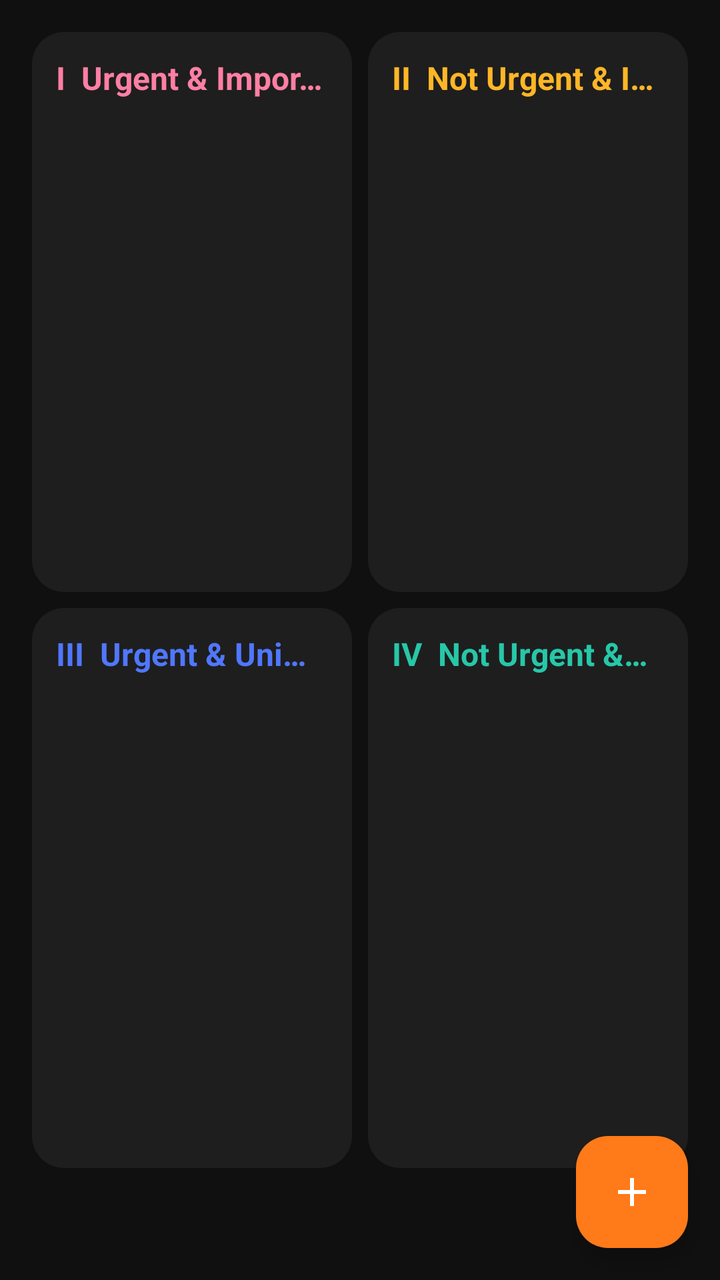
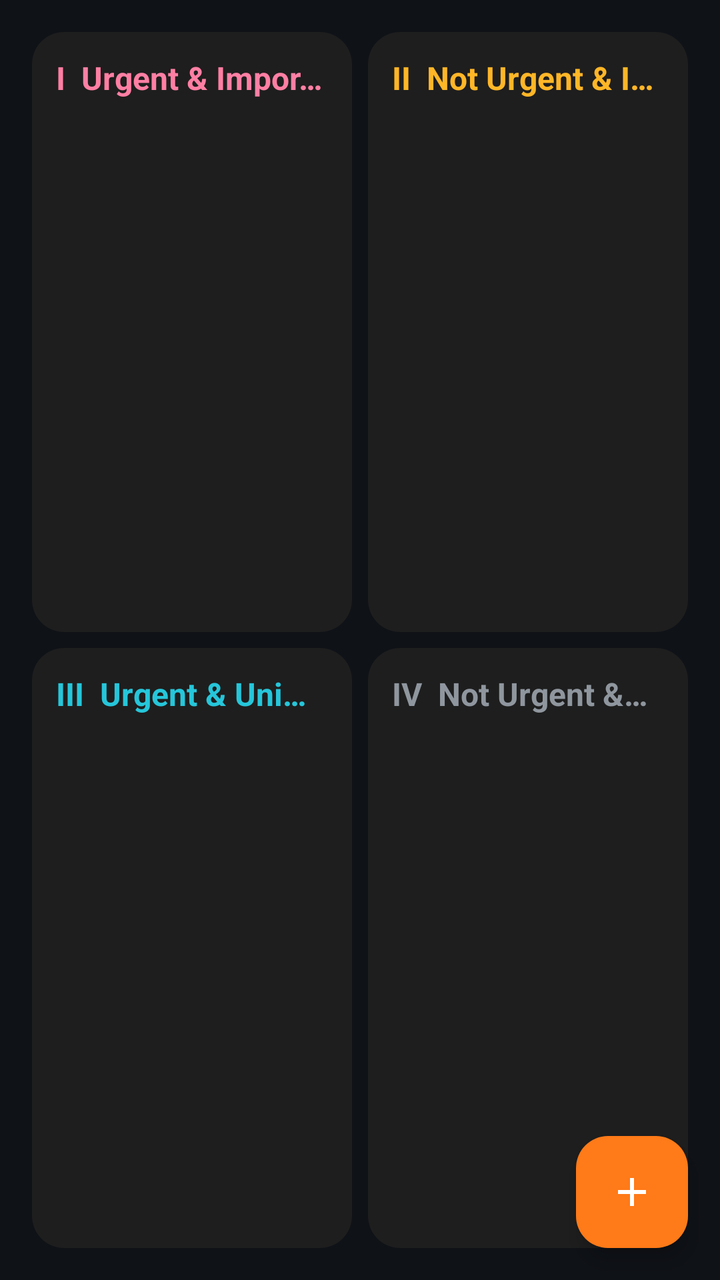

An Android layout rendered at two revisions. The XML below is the earlier revision; the diff shows what the commit changed to produce the second picture.
<!-- AndroidManifest.xml: application theme Theme.TaskManagerApp -->
<!-- res/layout/fragment_matrix.xml -->
<?xml version="1.0" encoding="utf-8"?>
<androidx.constraintlayout.widget.ConstraintLayout xmlns:android="http://schemas.android.com/apk/res/android"
    xmlns:app="http://schemas.android.com/apk/res-auto"
    xmlns:tools="http://schemas.android.com/tools"
    android:layout_width="match_parent"
    android:layout_height="match_parent"
    android:background="@color/colorBackground">

    <ScrollView
        android:id="@+id/matrixScroll"
        android:layout_width="0dp"
        android:layout_height="0dp"
        android:clipToPadding="false"
        android:padding="12dp"
        app:layout_constraintBottom_toBottomOf="parent"
        app:layout_constraintEnd_toEndOf="parent"
        app:layout_constraintStart_toStartOf="parent"
        app:layout_constraintTop_toTopOf="parent">

        <GridLayout
            android:id="@+id/matrixGrid"
            android:layout_width="match_parent"
            android:layout_height="wrap_content"
            android:alignmentMode="alignBounds"
            android:columnCount="2"
            android:rowCount="2"
            android:useDefaultMargins="true">

            <LinearLayout
                android:layout_width="0dp"
                android:layout_height="wrap_content"
                android:layout_columnWeight="1"
                android:layout_rowWeight="1"
                android:background="@drawable/bg_matrix_quadrant"
                android:minHeight="280dp"
                android:orientation="vertical"
                android:padding="12dp">

                <TextView
                    android:id="@+id/tvMatrixHighTitle"
                    android:layout_width="match_parent"
                    android:layout_height="wrap_content"
                    android:ellipsize="end"
                    android:singleLine="true"
                    android:text="I  Urgent &amp; Important"
                    android:textColor="#FF7FA4"
                    android:textSize="16sp"
                    android:textStyle="bold" />

                <LinearLayout
                    android:id="@+id/listHigh"
                    android:layout_width="match_parent"
                    android:layout_height="wrap_content"
                    android:layout_marginTop="10dp"
                    android:orientation="vertical"
                    tools:ignore="NestedWeights" />
            </LinearLayout>

            <LinearLayout
                android:layout_width="0dp"
                android:layout_height="wrap_content"
                android:layout_columnWeight="1"
                android:layout_rowWeight="1"
                android:background="@drawable/bg_matrix_quadrant"
                android:minHeight="280dp"
                android:orientation="vertical"
                android:padding="12dp">

                <TextView
                    android:id="@+id/tvMatrixMediumTitle"
                    android:layout_width="match_parent"
                    android:layout_height="wrap_content"
                    android:ellipsize="end"
                    android:singleLine="true"
                    android:text="II  Not Urgent &amp; Important"
                    android:textColor="#FFB627"
                    android:textSize="16sp"
                    android:textStyle="bold" />

                <LinearLayout
                    android:id="@+id/listMedium"
                    android:layout_width="match_parent"
                    android:layout_height="wrap_content"
                    android:layout_marginTop="10dp"
                    android:orientation="vertical" />
            </LinearLayout>

            <LinearLayout
                android:layout_width="0dp"
                android:layout_height="wrap_content"
                android:layout_columnWeight="1"
                android:layout_rowWeight="1"
                android:background="@drawable/bg_matrix_quadrant"
                android:minHeight="280dp"
                android:orientation="vertical"
                android:padding="12dp">

                <TextView
                    android:id="@+id/tvMatrixLowTitle"
                    android:layout_width="match_parent"
                    android:layout_height="wrap_content"
                    android:ellipsize="end"
                    android:singleLine="true"
                    android:text="III  Urgent &amp; Unimportant"
                    android:textColor="#5077FF"
                    android:textSize="16sp"
                    android:textStyle="bold" />

                <LinearLayout
                    android:id="@+id/listLow"
                    android:layout_width="match_parent"
                    android:layout_height="wrap_content"
                    android:layout_marginTop="10dp"
                    android:orientation="vertical" />
            </LinearLayout>

            <LinearLayout
                android:layout_width="0dp"
                android:layout_height="wrap_content"
                android:layout_columnWeight="1"
                android:layout_rowWeight="1"
                android:background="@drawable/bg_matrix_quadrant"
                android:minHeight="280dp"
                android:orientation="vertical"
                android:padding="12dp">

                <TextView
                    android:id="@+id/tvMatrixNoneTitle"
                    android:layout_width="match_parent"
                    android:layout_height="wrap_content"
                    android:ellipsize="end"
                    android:singleLine="true"
                    android:text="IV  Not Urgent &amp; Unimportant"
                    android:textColor="#27C7A8"
                    android:textSize="16sp"
                    android:textStyle="bold" />

                <LinearLayout
                    android:id="@+id/listNone"
                    android:layout_width="match_parent"
                    android:layout_height="wrap_content"
                    android:layout_marginTop="10dp"
                    android:orientation="vertical" />
            </LinearLayout>
        </GridLayout>
    </ScrollView>

    <com.google.android.material.floatingactionbutton.FloatingActionButton
        android:id="@+id/btnMatrixAddTask"
        style="@style/Widget.TaskManager.AddFab"
        android:contentDescription="@string/add_task"
        app:layout_constraintBottom_toBottomOf="parent"
        app:layout_constraintEnd_toEndOf="parent" />
</androidx.constraintlayout.widget.ConstraintLayout>
<!-- resources referenced by this layout -->
<resources>
  <color name="colorBackground">#101010</color>
  <!-- drawable bg_matrix_quadrant (drawable) -->
  <?xml version="1.0" encoding="utf-8"?>
  <shape xmlns:android="http://schemas.android.com/apk/res/android">
      <solid android:color="@color/colorSurface" />
      <corners android:radius="16dp" />
  </shape>
  <string name="add_task">Add Task</string>
  <style name="Widget.TaskManager.AddFab" parent="Widget.Material3.FloatingActionButton.Primary">
          <item name="android:layout_width">wrap_content</item>
          <item name="android:layout_height">wrap_content</item>
          <item name="android:layout_marginEnd">16dp</item>
          <item name="android:layout_marginBottom">16dp</item>
          <item name="backgroundTint">@color/colorAddAction</item>
          <item name="srcCompat">@drawable/ic_add</item>
          <item name="tint">@color/white</item>
      </style>
  <style name="Theme.TaskManagerApp" parent="Base.Theme.TaskManagerApp" />
  <color name="colorSurface">#1E1E1E</color>
  <color name="colorAddAction">#FF7A18</color>
  <!-- drawable ic_add (drawable) -->
  <?xml version="1.0" encoding="utf-8"?>
  <vector xmlns:android="http://schemas.android.com/apk/res/android"
      android:width="24dp"
      android:height="24dp"
      android:viewportWidth="24"
      android:viewportHeight="24">
      <path
          android:fillColor="#FF000000"
          android:pathData="M19,13h-6v6h-2v-6H5v-2h6V5h2v6h6v2z" />
  </vector>
  <color name="white">#FFFFFFFF</color>
  <style name="Base.Theme.TaskManagerApp" parent="Theme.Material3.DayNight.NoActionBar">
          <item name="colorPrimary">@color/colorPrimary</item>
          <item name="colorOnPrimary">@color/colorOnPrimary</item>
          <item name="colorPrimaryContainer">@color/colorPrimaryContainer</item>
          <item name="colorOnPrimaryContainer">@color/colorOnPrimaryContainer</item>
          <item name="colorSecondary">@color/colorSecondary</item>
          <item name="colorOnSecondary">@color/colorOnSecondary</item>
          <item name="android:colorBackground">@color/colorBackground</item>
          <item name="colorOnBackground">@color/colorOnBackground</item>
          <item name="colorSurface">@color/colorSurface</item>
          <item name="colorOnSurface">@color/colorOnSurface</item>
          <item name="colorSurfaceVariant">@color/colorSurfaceVariant</item>
          <item name="colorOnSurfaceVariant">@color/colorOnSurfaceVariant</item>
          <item name="colorOutline">@color/colorOutline</item>
      </style>
  <color name="colorPrimary">#3A3A3A</color>
  <color name="colorOnPrimary">#F5F5F5</color>
  <color name="colorPrimaryContainer">#454545</color>
  <color name="colorOnPrimaryContainer">#FFFFFF</color>
  <color name="colorSecondary">#5F6368</color>
  <color name="colorOnSecondary">#FFFFFF</color>
  <color name="colorOnBackground">#F1F1F1</color>
  <color name="colorOnSurface">#F4F4F4</color>
  <color name="colorSurfaceVariant">#2A2A2A</color>
  <color name="colorOnSurfaceVariant">#DADADA</color>
  <color name="colorOutline">#8A8A8A</color>
</resources>

<!-- the commit's change to res/layout/fragment_matrix.xml (unified diff, before → after) -->
@@ -4,146 +4,176 @@
     xmlns:tools="http://schemas.android.com/tools"
     android:layout_width="match_parent"
     android:layout_height="match_parent"
-    android:background="@color/colorBackground">
+    android:background="#0F1217">
 
-    <ScrollView
-        android:id="@+id/matrixScroll"
+    <GridLayout
+        android:id="@+id/matrixGrid"
         android:layout_width="0dp"
         android:layout_height="0dp"
+        android:alignmentMode="alignBounds"
         android:clipToPadding="false"
+        android:columnCount="2"
         android:padding="12dp"
+        android:rowCount="2"
+        android:useDefaultMargins="true"
         app:layout_constraintBottom_toBottomOf="parent"
         app:layout_constraintEnd_toEndOf="parent"
         app:layout_constraintStart_toStartOf="parent"
         app:layout_constraintTop_toTopOf="parent">
 
-        <GridLayout
-            android:id="@+id/matrixGrid"
-            android:layout_width="match_parent"
-            android:layout_height="wrap_content"
-            android:alignmentMode="alignBounds"
-            android:columnCount="2"
-            android:rowCount="2"
-            android:useDefaultMargins="true">
+        <LinearLayout
+            android:layout_width="0dp"
+            android:layout_height="0dp"
+            android:layout_columnWeight="1"
+            android:layout_rowWeight="1"
+            android:background="@drawable/bg_matrix_quadrant"
+            android:minHeight="0dp"
+            android:orientation="vertical"
+            android:padding="12dp">
 
-            <LinearLayout
-                android:layout_width="0dp"
+            <TextView
+                android:id="@+id/tvMatrixHighTitle"
+                android:layout_width="match_parent"
                 android:layout_height="wrap_content"
-                android:layout_columnWeight="1"
-                android:layout_rowWeight="1"
-                android:background="@drawable/bg_matrix_quadrant"
-                android:minHeight="280dp"
-                android:orientation="vertical"
-                android:padding="12dp">
+                android:ellipsize="end"
+                android:singleLine="true"
+                android:text="I  Urgent &amp; Important"
+                android:textColor="#FF7FA4"
+                android:textSize="16sp"
+                android:textStyle="bold" />
 
-                <TextView
-                    android:id="@+id/tvMatrixHighTitle"
-                    android:layout_width="match_parent"
-                    android:layout_height="wrap_content"
-                    android:ellipsize="end"
-                    android:singleLine="true"
-                    android:text="I  Urgent &amp; Important"
-                    android:textColor="#FF7FA4"
-                    android:textSize="16sp"
-                    android:textStyle="bold" />
+            <ScrollView
+                android:layout_width="match_parent"
+                android:layout_height="0dp"
+                android:layout_marginTop="10dp"
+                android:layout_weight="1"
+                android:clipToPadding="false"
+                android:fillViewport="false"
+                android:overScrollMode="ifContentScrolls">
 
                 <LinearLayout
                     android:id="@+id/listHigh"
                     android:layout_width="match_parent"
                     android:layout_height="wrap_content"
-                    android:layout_marginTop="10dp"
                     android:orientation="vertical"
                     tools:ignore="NestedWeights" />
-            </LinearLayout>
+            </ScrollView>
+        </LinearLayout>
 
-            <LinearLayout
-                android:layout_width="0dp"
+        <LinearLayout
+            android:layout_width="0dp"
+            android:layout_height="0dp"
+            android:layout_columnWeight="1"
+            android:layout_rowWeight="1"
+            android:background="@drawable/bg_matrix_quadrant"
+            android:minHeight="0dp"
+            android:orientation="vertical"
+            android:padding="12dp">
+
+            <TextView
+                android:id="@+id/tvMatrixMediumTitle"
+                android:layout_width="match_parent"
                 android:layout_height="wrap_content"
-                android:layout_columnWeight="1"
-                android:layout_rowWeight="1"
-                android:background="@drawable/bg_matrix_quadrant"
-                android:minHeight="280dp"
-                android:orientation="vertical"
-                android:padding="12dp">
+                android:ellipsize="end"
+                android:singleLine="true"
+                android:text="II  Not Urgent &amp; Important"
+                android:textColor="#FFB627"
+                android:textSize="16sp"
+                android:textStyle="bold" />
 
-                <TextView
-                    android:id="@+id/tvMatrixMediumTitle"
-                    android:layout_width="match_parent"
-                    android:layout_height="wrap_content"
-                    android:ellipsize="end"
-                    android:singleLine="true"
-                    android:text="II  Not Urgent &amp; Important"
-                    android:textColor="#FFB627"
-                    android:textSize="16sp"
-                    android:textStyle="bold" />
+            <ScrollView
+                android:layout_width="match_parent"
+                android:layout_height="0dp"
+                android:layout_marginTop="10dp"
+                android:layout_weight="1"
+                android:clipToPadding="false"
+                android:fillViewport="false"
+                android:overScrollMode="ifContentScrolls">
 
                 <LinearLayout
                     android:id="@+id/listMedium"
                     android:layout_width="match_parent"
                     android:layout_height="wrap_content"
-                    android:layout_marginTop="10dp"
                     android:orientation="vertical" />
-            </LinearLayout>
+            </ScrollView>
+        </LinearLayout>
 
-            <LinearLayout
-                android:layout_width="0dp"
+        <LinearLayout
+            android:layout_width="0dp"
+            android:layout_height="0dp"
+            android:layout_columnWeight="1"
+            android:layout_rowWeight="1"
+            android:background="@drawable/bg_matrix_quadrant"
+            android:minHeight="0dp"
+            android:orientation="vertical"
+            android:padding="12dp">
+
+            <TextView
+                android:id="@+id/tvMatrixLowTitle"
+                android:layout_width="match_parent"
                 android:layout_height="wrap_content"
-                android:layout_columnWeight="1"
-                android:layout_rowWeight="1"
-                android:background="@drawable/bg_matrix_quadrant"
-                android:minHeight="280dp"
-                android:orientation="vertical"
-                android:padding="12dp">
+                android:ellipsize="end"
+                android:singleLine="true"
+                android:text="III  Urgent &amp; Unimportant"
+                android:textColor="#26C6DA"
+                android:textSize="16sp"
+                android:textStyle="bold" />
 
-                <TextView
-                    android:id="@+id/tvMatrixLowTitle"
-                    android:layout_width="match_parent"
-                    android:layout_height="wrap_content"
-                    android:ellipsize="end"
-                    android:singleLine="true"
-                    android:text="III  Urgent &amp; Unimportant"
-                    android:textColor="#5077FF"
-                    android:textSize="16sp"
-                    android:textStyle="bold" />
+            <ScrollView
+                android:layout_width="match_parent"
+                android:layout_height="0dp"
+                android:layout_marginTop="10dp"
+                android:layout_weight="1"
+                android:clipToPadding="false"
+                android:fillViewport="false"
+                android:overScrollMode="ifContentScrolls">
 
                 <LinearLayout
                     android:id="@+id/listLow"
                     android:layout_width="match_parent"
                     android:layout_height="wrap_content"
-                    android:layout_marginTop="10dp"
                     android:orientation="vertical" />
-            </LinearLayout>
+            </ScrollView>
+        </LinearLayout>
 
-            <LinearLayout
-                android:layout_width="0dp"
+        <LinearLayout
+            android:layout_width="0dp"
+            android:layout_height="0dp"
+            android:layout_columnWeight="1"
+            android:layout_rowWeight="1"
+            android:background="@drawable/bg_matrix_quadrant"
+            android:minHeight="0dp"
+            android:orientation="vertical"
+            android:padding="12dp">
+
+            <TextView
+                android:id="@+id/tvMatrixNoneTitle"
+                android:layout_width="match_parent"
                 android:layout_height="wrap_content"
-                android:layout_columnWeight="1"
-                android:layout_rowWeight="1"
-                android:background="@drawable/bg_matrix_quadrant"
-                android:minHeight="280dp"
-                android:orientation="vertical"
-                android:padding="12dp">
+                android:ellipsize="end"
+                android:singleLine="true"
+                android:text="IV  Not Urgent &amp; Unimportant"
+                android:textColor="#8F969E"
+                android:textSize="16sp"
+                android:textStyle="bold" />
 
-                <TextView
-                    android:id="@+id/tvMatrixNoneTitle"
-                    android:layout_width="match_parent"
-                    android:layout_height="wrap_content"
-                    android:ellipsize="end"
-                    android:singleLine="true"
-                    android:text="IV  Not Urgent &amp; Unimportant"
-                    android:textColor="#27C7A8"
-                    android:textSize="16sp"
-                    android:textStyle="bold" />
+            <ScrollView
+                android:layout_width="match_parent"
+                android:layout_height="0dp"
+                android:layout_marginTop="10dp"
+                android:layout_weight="1"
+                android:clipToPadding="false"
+                android:fillViewport="false"
+                android:overScrollMode="ifContentScrolls">
 
                 <LinearLayout
                     android:id="@+id/listNone"
                     android:layout_width="match_parent"
                     android:layout_height="wrap_content"
-                    android:layout_marginTop="10dp"
                     android:orientation="vertical" />
-            </LinearLayout>
-        </GridLayout>
-    </ScrollView>
+            </ScrollView>
+        </LinearLayout>
+    </GridLayout>
 
     <com.google.android.material.floatingactionbutton.FloatingActionButton
         android:id="@+id/btnMatrixAddTask"
